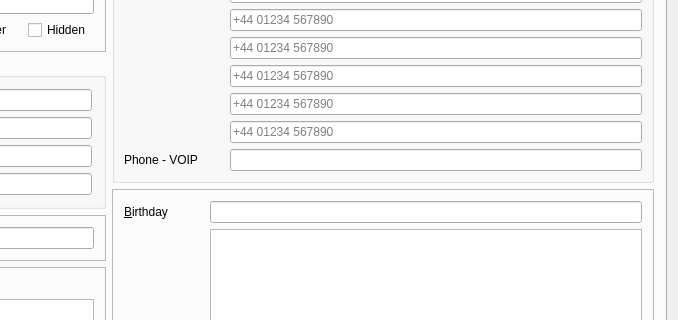
First picture: the form in mainwindow.ui, repository trumpton/ContactManager, before the edit; both pictures show x 460 to 1138 and y 115 to 435 of the 1138 by 640 pixel window.
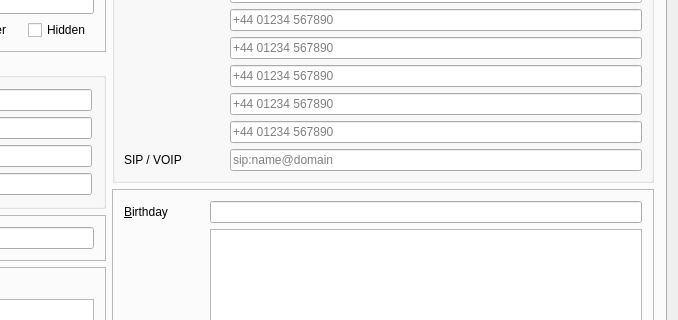
Second picture: the form after the edit. The open tabs and pages were chosen to show the change. Icons and pictures are not drawn. Custom widgets are drawn as their Qt base class.

Commit message:
SIP / VOIP is a SIP address field, labelled and watermarked as one (#59)
Google holds this field as a SIP address, so its label and watermark now say so.

The edit to the form file:
```diff
--- a/mainwindow.ui
+++ b/mainwindow.ui
@@ -925,7 +925,7 @@
                   </size>
                  </property>
                  <property name="text">
-                  <string>Phone - VOIP</string>
+                  <string>SIP / VOIP</string>
                  </property>
                                  <property name="buddy">
                   <cstring>editVoip</cstring>
@@ -935,7 +935,10 @@
                <item>
                 <widget class="SafeLineEdit" name="editVoip">
                  <property name="accessibleName">
-                  <string>VOIP Address</string>
+                  <string>SIP / VOIP Address</string>
+                 </property>
+                 <property name="placeholderText">
+                  <string>sip:name@domain</string>
                  </property>
                 </widget>
                </item>
```
The commit also changes 1 other file.
